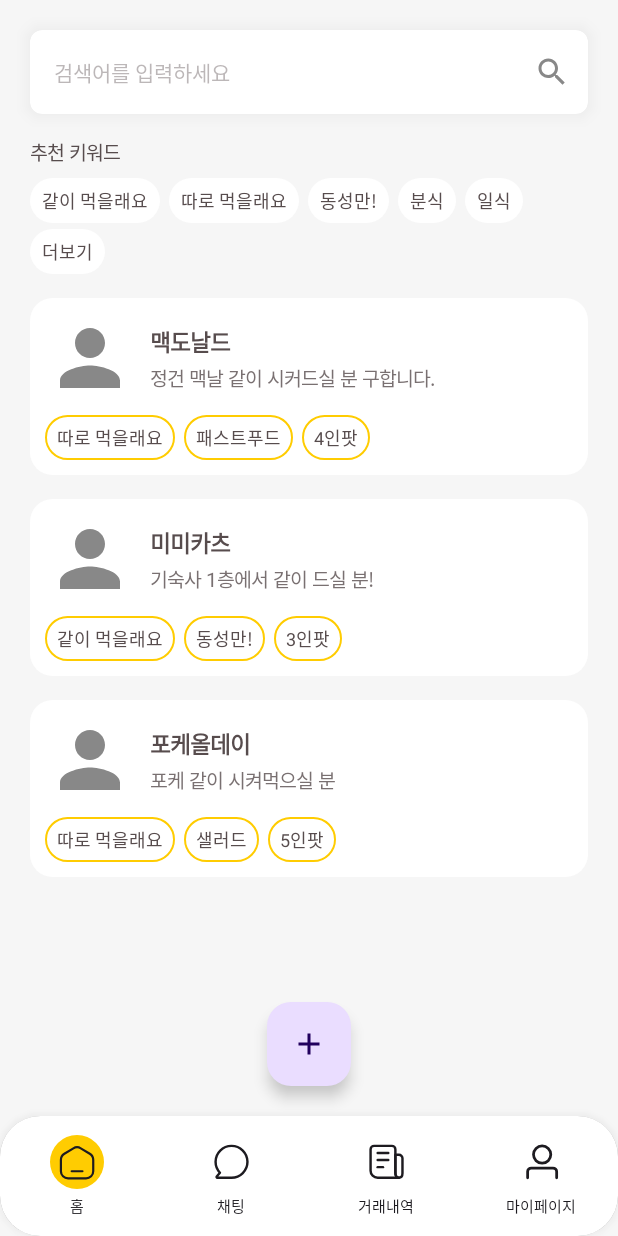
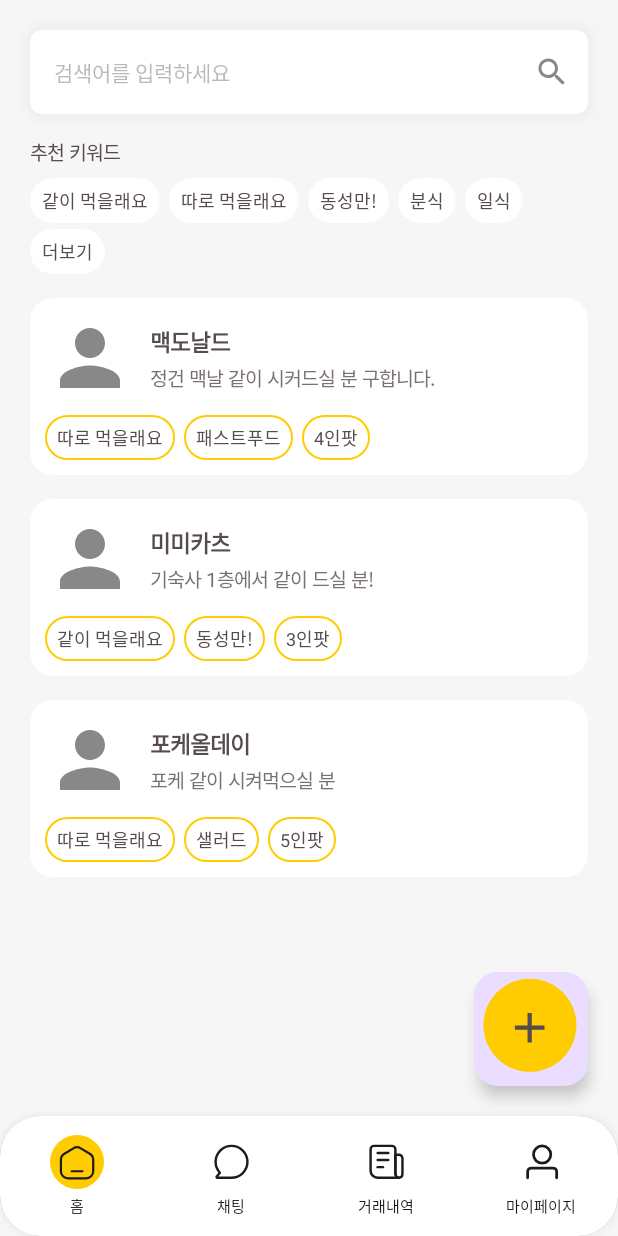
Before and after one commit to semothon/2025_TEAM_2_FE, an Android app built with Jetpack Compose: the BottomNavigationGraph screen opened through its navigation route, on a phone screen of 412 x 824 dp. Run offline under Robolectric (Android 15) with nearby library versions, the phone set to English and light mode, and no system bars.

Commit message:
Update RoomList

```diff
--- a/app/src/main/java/com/example/team2/presentation/roomlist/RoomListScreen.kt
+++ b/app/src/main/java/com/example/team2/presentation/roomlist/RoomListScreen.kt
@@ -1,6 +1,8 @@
 package com.example.team2.presentation.roomlist
 
+import androidx.compose.foundation.Image
 import androidx.compose.foundation.background
+import androidx.compose.foundation.clickable
 import androidx.compose.foundation.layout.Arrangement
 import androidx.compose.foundation.layout.Box
 import androidx.compose.foundation.layout.Column
@@ -8,22 +10,30 @@ import androidx.compose.foundation.layout.Spacer
 import androidx.compose.foundation.layout.fillMaxSize
 import androidx.compose.foundation.layout.height
 import androidx.compose.foundation.layout.padding
+import androidx.compose.foundation.layout.size
+import androidx.compose.foundation.layout.wrapContentSize
 import androidx.compose.foundation.lazy.LazyColumn
 import androidx.compose.foundation.lazy.items
+import androidx.compose.foundation.shape.RoundedCornerShape
 import androidx.compose.material.icons.Icons
 import androidx.compose.material.icons.filled.Add
 import androidx.compose.material3.FloatingActionButton
 import androidx.compose.material3.Icon
+import androidx.compose.material3.IconButton
 import androidx.compose.runtime.Composable
 import androidx.compose.runtime.collectAsState
 import androidx.compose.runtime.getValue
 import androidx.compose.ui.Alignment
 import androidx.compose.ui.Modifier
+import androidx.compose.ui.draw.shadow
+import androidx.compose.ui.res.painterResource
 import androidx.compose.ui.tooling.preview.Preview
 import androidx.compose.ui.unit.dp
 import androidx.lifecycle.viewmodel.compose.viewModel
 import androidx.navigation.NavController
 import androidx.navigation.compose.rememberNavController
+import com.example.team2.R
+import com.example.team2.navigation.RoomListNavigationItem
 import com.example.team2.presentation.component.SearchBar
 import com.example.team2.presentation.roomlist.component.KeywordList
 import com.example.team2.ui.theme.InnerPadding
@@ -60,14 +70,14 @@ fun RoomListScreen(
         }
 
         FloatingActionButton(
-            onClick = { navController.navigate("AddRoom") },
+            onClick = { navController.navigate(RoomListNavigationItem.AddRoom.destination) },
             modifier = Modifier
-                .align(Alignment.BottomCenter)
+                .align(Alignment.BottomEnd)
                 .padding(bottom = 80.dp)
         ) {
-            Icon(
-                imageVector = Icons.Default.Add,
-                contentDescription = ""
+            Image(
+                painter = painterResource(R.drawable.room_add_button),
+                contentDescription = "add"
             )
         }
     }
--- a/app/src/main/java/com/example/team2/presentation/roomlist/RoomListViewModel.kt
+++ b/app/src/main/java/com/example/team2/presentation/roomlist/RoomListViewModel.kt
@@ -1,11 +1,10 @@
 package com.example.team2.presentation.roomlist
 
 import androidx.lifecycle.ViewModel
+import com.example.team2.network.exRoomData
 import com.example.team2.presentation.roomlist.model.Room
-import com.example.team2.network.exRoomData
 import kotlinx.coroutines.flow.MutableStateFlow
 import kotlinx.coroutines.flow.StateFlow
-import kotlinx.coroutines.flow.filter
 
 class RoomListViewModel : ViewModel() {
 
@@ -15,7 +14,7 @@ class RoomListViewModel : ViewModel() {
     val initialKeywords: StateFlow<List<String>> = _initialKeywords
 
     private val _additionalKeywords = MutableStateFlow(
-        listOf("디저트", "양식", "아시안", "중식", "고기", "분식", "치킨")
+        listOf("패스트푸드","디저트", "양식", "아시안", "중식", "고기", "분식", "치킨")
     )
     val additionalKeywords: StateFlow<List<String>> = _additionalKeywords
 
--- /dev/null
+++ b/app/src/main/res/drawable-nodpi/room_add_button.xml
@@ -0,0 +1,12 @@
+<vector xmlns:android="http://schemas.android.com/apk/res/android"
+    android:width="76dp"
+    android:height="76dp"
+    android:viewportWidth="76"
+    android:viewportHeight="76">
+  <path
+      android:pathData="M37.304,35.559m-30.998,0a30.998,30.998 0,1 1,61.996 0a30.998,30.998 0,1 1,-61.996 0"
+      android:fillColor="#FFCC01"/>
+  <path
+      android:pathData="M35.685,46.961V38.506H27.273V35.673H35.685V27.261H38.518V35.673H46.973V38.506H38.518V46.961H35.685Z"
+      android:fillColor="#574C4D"/>
+</vector>
```
